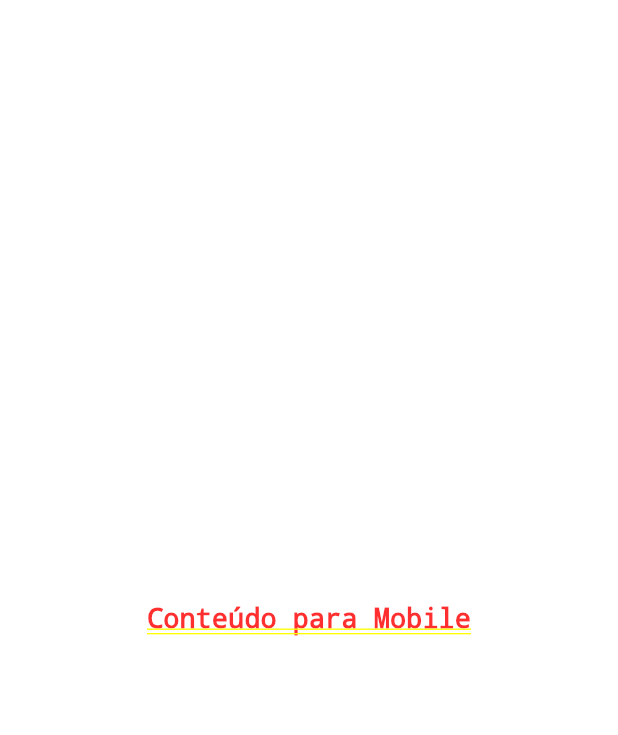
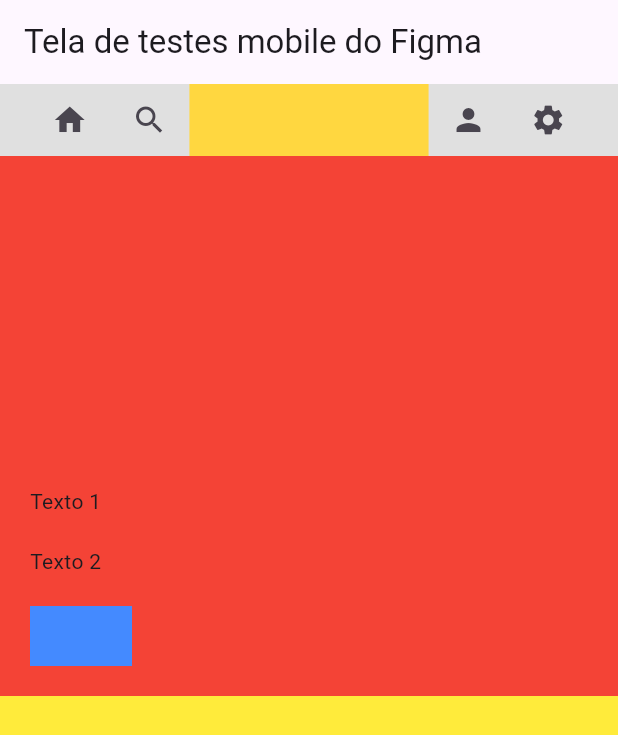
Before and after one commit to mhbm/flutterTestes, a Flutter app: the screen it shows after launch, on a phone screen of 412 x 824 dp. Shown: the top 735 px of the screen. Run offline on Flutter 3.47's test engine with Material 3 defaults, Android fonts, the phone set to English and light mode, and no system bars.

Commit message:
First section in Mobile
Signed-off-by: Mateus Macedo <mhbassomacedo@gmail.com>

```diff
--- a/lib/desktop.dart
+++ b/lib/desktop.dart
@@ -11,7 +11,7 @@ class DesktopContent extends StatelessWidget {
     return MaterialApp(
       home: Scaffold(
         appBar: AppBar(
-          title: const Text('Tela de testes22 do Figma'),
+          title: const Text('Tela de testes do Figma'),
         ),
         backgroundColor: Colors.grey[800],
         body: ListView(
--- a/lib/main.dart
+++ b/lib/main.dart
@@ -37,7 +37,7 @@ class _MyHomePageState extends State<MyHomePage> {
   Widget build(BuildContext context) {
     final screenSize = MediaQuery.of(context).size;
 
-    if (screenSize.width < 600) {
+    if (screenSize.width < 736) {
       return MobileContent();
     } else {
       return DesktopContent();
--- a/lib/mobile.dart
+++ b/lib/mobile.dart
@@ -5,16 +5,103 @@ class MobileContent extends StatelessWidget {
 
   @override
   Widget build(BuildContext context) {
-    return Column(
-      mainAxisAlignment: MainAxisAlignment.center,
-      crossAxisAlignment: CrossAxisAlignment.center,
-      children: [
-        Text(
-          'Conteúdo para Mobile',
-          style: TextStyle(fontSize: 18),
+    return MaterialApp(
+      home: Scaffold(
+        appBar: AppBar(
+          title: const Text('Tela de testes mobile do Figma'),
         ),
-        // Adicione outros widgets específicos para a versão mobile aqui...
-      ],
+        backgroundColor: Colors.grey[300],
+        body: Column(
+          children: [
+            Padding(
+              padding: const EdgeInsets.only(left: 20, right: 20),
+              child: Row(
+                children: [
+                  Expanded(
+                    flex: 1,
+                    child: IconButton(
+                      onPressed: () {
+                        // Lógica do primeiro ícone
+                      },
+                      icon: Icon(Icons.home),
+                    ),
+                  ),
+                  Expanded(
+                    flex: 1,
+                    child: IconButton(
+                      onPressed: () {
+                        // Lógica do segundo ícone
+                      },
+                      icon: Icon(Icons.search),
+                    ),
+                  ),
+                  Expanded(
+                    flex: 3,
+                    child: Container(
+                      color: Colors.amberAccent,
+                      height: 48,
+                    ),
+                  ),
+                  Expanded(
+                    flex: 1,
+                    child: IconButton(
+                      onPressed: () {
+                        // Lógica do quarto ícone
+                      },
+                      icon: Icon(Icons.person),
+                    ),
+                  ),
+                  Expanded(
+                    flex: 1,
+                    child: IconButton(
+                      onPressed: () {
+                        // Lógica do quinto ícone
+                      },
+                      icon: Icon(Icons.settings),
+                    ),
+                  ),
+                ],
+              ),
+            ),
+            Expanded(
+              child: Container(
+                height: 551,
+                color: Colors.red,
+                child: Row(children: [
+                  Column(
+                      mainAxisAlignment: MainAxisAlignment.end,
+                      crossAxisAlignment: CrossAxisAlignment.start,
+                      children: [
+                        const Padding(
+                          padding: EdgeInsets.only(left: 20, bottom: 20),
+                          child: Text("Texto 1", textAlign: TextAlign.left),
+                        ),
+                        const Padding(
+                          padding: EdgeInsets.only(left: 20, bottom: 20),
+                          child: Text("Texto 2", textAlign: TextAlign.left),
+                        ),
+                        Padding(
+                            padding: EdgeInsets.only(left: 20, bottom: 20),
+                            child: Expanded(
+                              child: Container(
+                                height: 40,
+                                width: 68,
+                                color: Colors.blueAccent,
+                              ),
+                            )),
+                      ]),
+                ]),
+              ),
+            ),
+            Expanded(
+              child: Container(
+                height: 551,
+                color: Colors.yellow,
+              ),
+            )
+          ],
+        ),
+      ),
     );
   }
 }
```
